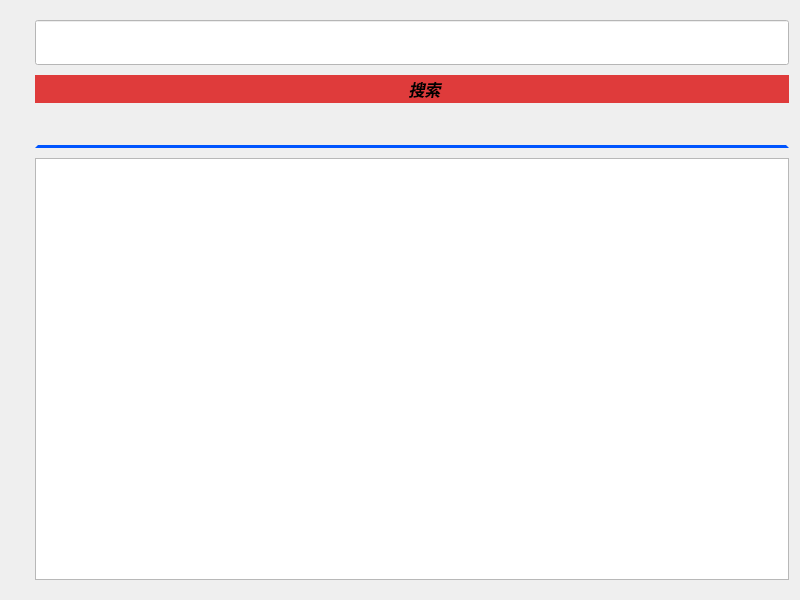
Before: the Qt Designer form searchwindow.ui in cuncinc/CloudMusic_Qt, drawn with Qt 5.
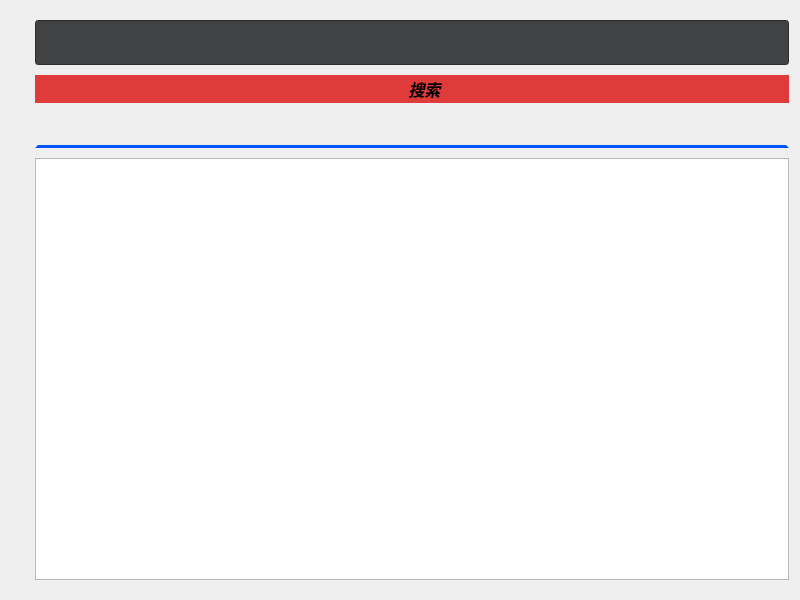
After: the same form once the commit is applied. Custom widgets are drawn as their Qt base class.

Commit message: 搜索框颜色改动

```diff
--- a/searchwindow.ui
+++ b/searchwindow.ui
@@ -59,8 +59,9 @@
       <bool>false</bool>
      </property>
      <property name="styleSheet">
-      <string notr="true">background-color: rgb(255, 255, 255);
-border-color: rgb(228, 228, 231);</string>
+      <string notr="true">QLineEdit{
+	background-color:#404244
+}</string>
      </property>
     </widget>
    </item>
```
